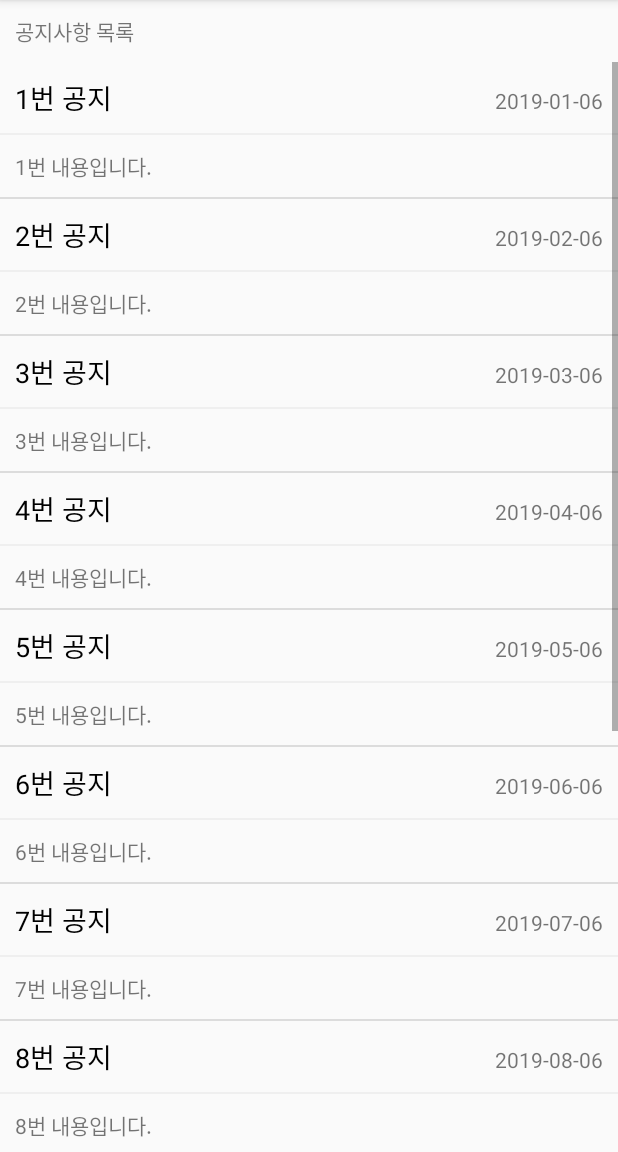
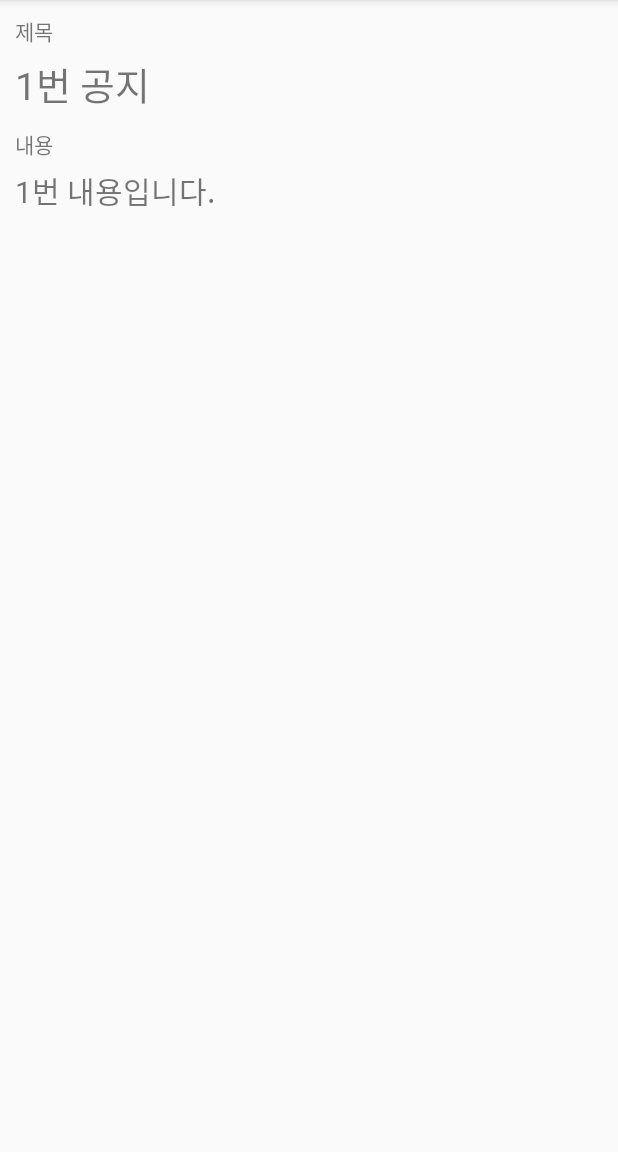
Before and after one commit to sjsid79/191106_01_ListViewPractice, an Android app: the screen it shows after launch (MainActivity before the commit, NoticeDetailActivity after it), after a tap on "1번 공지", on a phone screen of 412 x 824 dp, the part 84-1236 px from its top. Run offline under Robolectric (Android 15) with nearby library versions, the phone set to English and light mode, and no system bars.

```diff
--- a/app/src/main/AndroidManifest.xml
+++ b/app/src/main/AndroidManifest.xml
@@ -9,6 +9,7 @@
         android:roundIcon="@mipmap/ic_launcher_round"
         android:supportsRtl="true"
         android:theme="@style/AppTheme">
+        <activity android:name=".NoticeDetailActivity"></activity>
         <activity android:name=".MainActivity">
             <intent-filter>
                 <action android:name="android.intent.action.MAIN" />
--- a/app/src/main/java/com/tjoeun/a20191106_01_listviewpractice/MainActivity.kt
+++ b/app/src/main/java/com/tjoeun/a20191106_01_listviewpractice/MainActivity.kt
@@ -1,5 +1,6 @@
 package com.tjoeun.a20191106_01_listviewpractice
 
+import android.content.Intent
 import androidx.appcompat.app.AppCompatActivity
 import android.os.Bundle
 import android.widget.Toast
@@ -24,7 +25,13 @@ class MainActivity : AppCompatActivity() {
         noticeListView.adapter = noticeAdapter
 
         noticeListView.setOnItemClickListener { parent, view, position, id ->
-            Toast.makeText(this, "${position} 번째 줄 클릭", Toast.LENGTH_SHORT).show()
+//            Toast.makeText(this, "${position} 번째 줄 클릭", Toast.LENGTH_SHORT).show()
+            var noticeData = noticeList.get(position)
+            var intent = Intent(this,NoticeDetailActivity::class.java)
+            intent.putExtra("notice", noticeData)
+
+            startActivity(intent)
+
         }
 
         noticeListView.setOnItemLongClickListener { parent, view, position, id ->
--- /dev/null
+++ b/app/src/main/java/com/tjoeun/a20191106_01_listviewpractice/NoticeDetailActivity.kt
@@ -0,0 +1,20 @@
+package com.tjoeun.a20191106_01_listviewpractice
+
+import androidx.appcompat.app.AppCompatActivity
+import android.os.Bundle
+import com.tjoeun.a20191106_01_listviewpractice.datas.NoticeData
+import kotlinx.android.synthetic.main.activity_notice_detail.*
+
+class NoticeDetailActivity : AppCompatActivity() {
+
+    override fun onCreate(savedInstanceState: Bundle?) {
+        super.onCreate(savedInstanceState)
+        setContentView(R.layout.activity_notice_detail)
+
+        var notice:NoticeData = intent.getSerializableExtra("notice") as NoticeData
+
+        titleTxt.text = notice.title
+        contentTxt.text = notice.content
+
+    }
+}
--- a/app/src/main/java/com/tjoeun/a20191106_01_listviewpractice/datas/NoticeData.kt
+++ b/app/src/main/java/com/tjoeun/a20191106_01_listviewpractice/datas/NoticeData.kt
@@ -1,6 +1,8 @@
 package com.tjoeun.a20191106_01_listviewpractice.datas
 
-class NoticeData(inputTitle:String, inputContent:String, writeDate:String) {
+import java.io.Serializable
+
+class NoticeData(inputTitle:String, inputContent:String, writeDate:String) : Serializable {
 
     var title = inputTitle
     var content = inputContent
--- /dev/null
+++ b/app/src/main/res/layout/activity_notice_detail.xml
@@ -0,0 +1,38 @@
+<?xml version="1.0" encoding="utf-8"?>
+<LinearLayout xmlns:android="http://schemas.android.com/apk/res/android"
+    xmlns:app="http://schemas.android.com/apk/res-auto"
+    xmlns:tools="http://schemas.android.com/tools"
+    android:layout_width="match_parent"
+    android:layout_height="match_parent"
+    android:orientation="vertical"
+    android:padding="10dp"
+    tools:context=".NoticeDetailActivity">
+
+    <TextView
+        android:layout_width="wrap_content"
+        android:layout_height="wrap_content"
+        android:text="제목"/>
+
+    <TextView
+        android:id="@+id/titleTxt"
+        android:layout_width="match_parent"
+        android:layout_height="wrap_content"
+        android:textSize="25dp"
+        android:layout_marginTop="5dp"
+        android:text="실제 제목이 들어올 자리"/>
+
+    <TextView
+        android:layout_width="wrap_content"
+        android:layout_height="wrap_content"
+        android:text="내용"
+        android:layout_marginTop="10dp"/>
+
+    <TextView
+        android:id="@+id/contentTxt"
+        android:layout_marginTop="5dp"
+        android:layout_width="match_parent"
+        android:layout_height="wrap_content"
+        android:text="살제 내용이 들어올 자리"
+        android:textSize="20sp"/>
+
+</LinearLayout>
```
